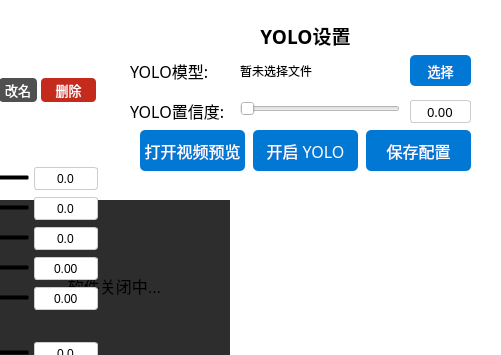
Old version of the form ui/VisionAimWindow.ui in the repository CodeTricycle/overwatch-yolo; both pictures show x 271 to 772 and y 0 to 355 of the 772 by 640 pixel window.
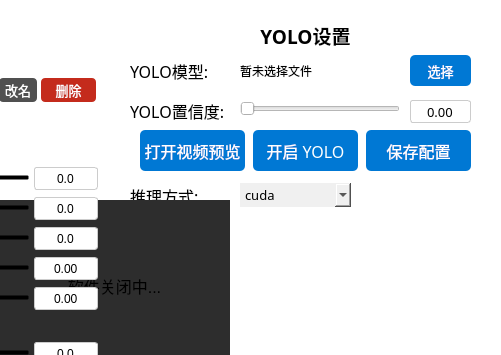
New version of the form.

Commit message:
feat: 新增 NCNN/Vulkan 推理后端切换支持
- 支持在 CUDA (PyTorch) 和 Vulkan (NCNN) 之间切换推理后端
- 新增 inference_backend 配置项，UI 增加推理方式下拉框
- 自动根据后端解析对应模型路径（.pt / _ncnn_model）
- 新增 pt2ncnn.py 转换脚本及 ow_ncnn_model 模型文件
- AimWorker 优化命令轮询逻辑，改用 event.wait 减少空转

Diff of the .ui file:
```diff
--- a/ui/VisionAimWindow.ui
+++ b/ui/VisionAimWindow.ui
@@ -290,6 +290,61 @@
        <string>保存配置</string>
       </property>
      </widget>
+     <widget class="QLabel" name="inferenceDeviceLabel">
+      <property name="geometry">
+       <rect>
+        <x>10</x>
+        <y>175</y>
+        <width>101</width>
+        <height>21</height>
+       </rect>
+      </property>
+      <property name="font">
+       <font>
+        <family>Microsoft YaHei</family>
+        <pointsize>12</pointsize>
+       </font>
+      </property>
+      <property name="text">
+       <string>推理方式:</string>
+      </property>
+      <property name="alignment">
+       <set>Qt::AlignmentFlag::AlignLeading|Qt::AlignmentFlag::AlignLeft|Qt::AlignmentFlag::AlignVCenter</set>
+      </property>
+     </widget>
+     <widget class="QComboBox" name="inferenceDeviceComboBox">
+      <property name="geometry">
+       <rect>
+        <x>120</x>
+        <y>173</y>
+        <width>111</width>
+        <height>24</height>
+       </rect>
+      </property>
+      <property name="font">
+       <font>
+        <family>Microsoft YaHei</family>
+        <pointsize>10</pointsize>
+        <bold>false</bold>
+       </font>
+      </property>
+      <property name="styleSheet">
+       <string notr="true">background-color: rgb(240, 240, 240);</string>
+      </property>
+      <property name="toolTip">
+       <string>推理后端：cuda(N卡) / vulkan(NCNN通用GPU，AMD/Intel可用)。切换后将重新加载对应格式的模型</string>
+      </property>
+      <item>
+       <property name="text">
+        <string>cuda</string>
+       </property>
+      </item>
+      <item>
+       <property name="text">
+        <string>vulkan</string>
+       </property>
+      </item>
+     </widget>
     </widget>
 
    <widget class="QWidget" name="closeMessageWidget" native="true">
```
The commit also changes 9 other files.
